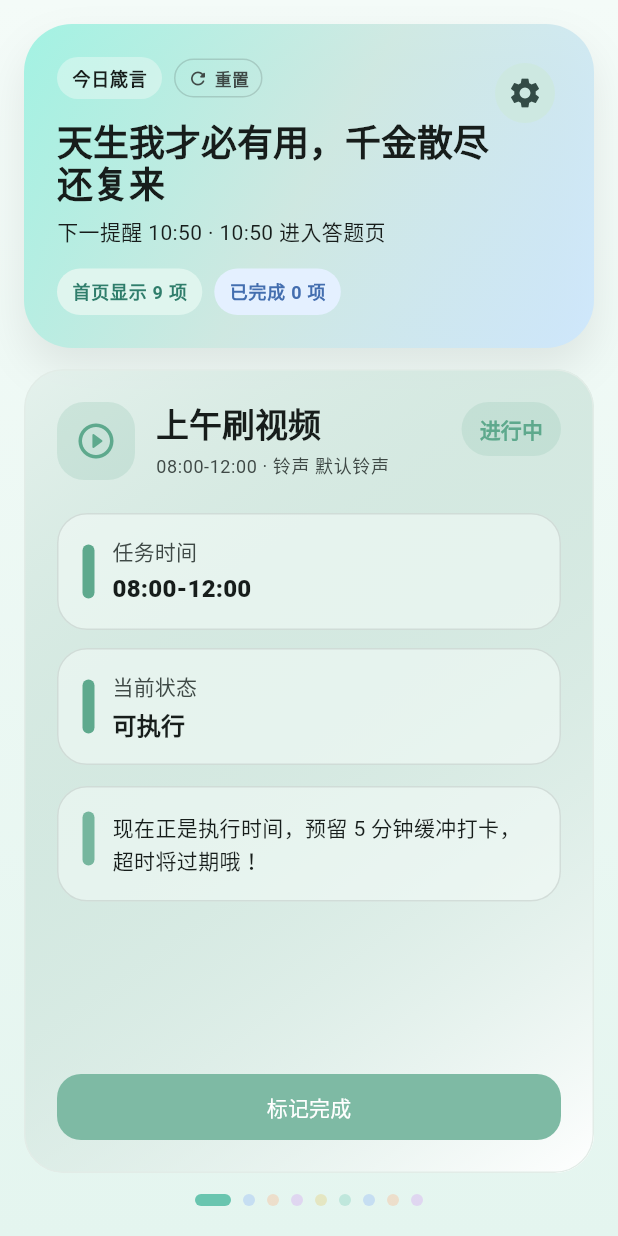
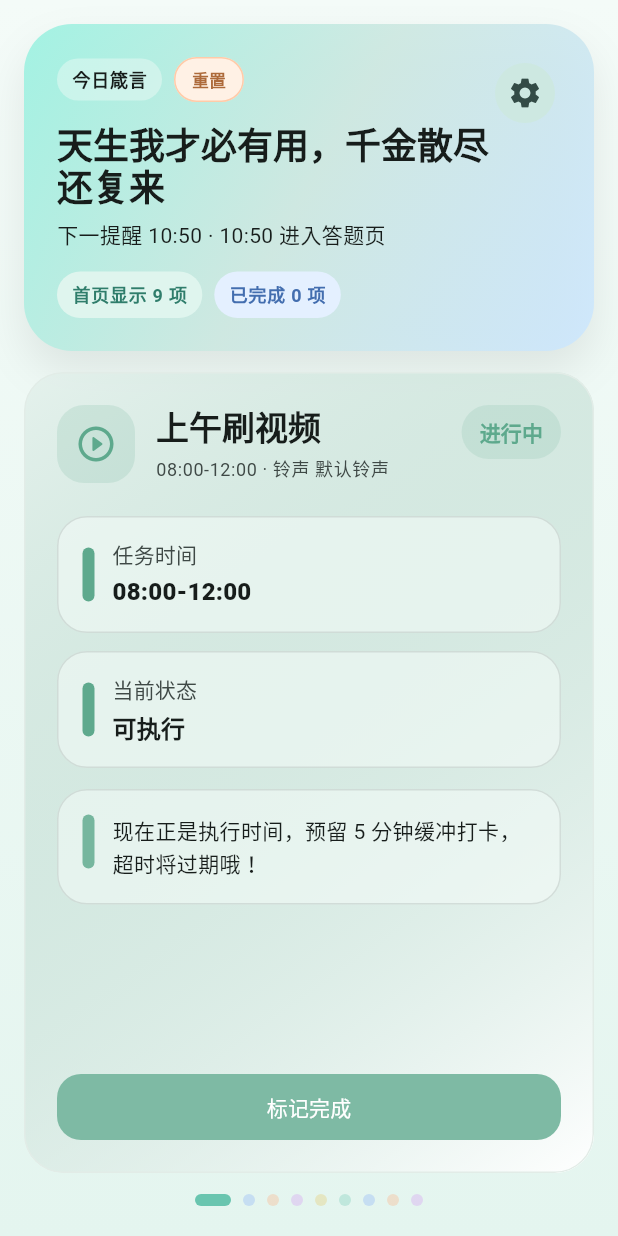
Before and after one commit to RomanceLink/script, a Flutter app: the screen it shows after launch, on a phone screen of 412 x 824 dp. Run offline on Flutter 3.47's test engine with Material 3 defaults, Android fonts, the phone set to English and light mode, and no system bars; our stand-ins replace file_picker, flutter_local_notifications, flutter_timezone, shared_preferences, timezone; missing offline and left inert: device_apps.

Commit message:
全屏页面 暗黑模式

```diff
--- a/lib/src/app.dart
+++ b/lib/src/app.dart
@@ -2917,42 +2917,20 @@ class _HeaderCard extends StatelessWidget {
                     ),
                     if (onReset != null) ...[
                       const SizedBox(width: 8),
-                      InkWell(
-                        onTap: onReset,
-                        borderRadius: BorderRadius.circular(999),
-                        child: Container(
-                          padding: const EdgeInsets.symmetric(
-                            horizontal: 8,
-                            vertical: 4,
-                          ),
-                          decoration: BoxDecoration(
-                            border: Border.all(
-                              color: colors.onSurfaceVariant.withValues(
-                                alpha: 0.2,
-                              ),
-                            ),
-                            borderRadius: BorderRadius.circular(999),
-                          ),
-                          child: Row(
-                            mainAxisSize: MainAxisSize.min,
-                            children: [
-                              Icon(
-                                Icons.refresh_rounded,
-                                size: 14,
-                                color: colors.onSurfaceVariant,
-                              ),
-                              const SizedBox(width: 4),
-                              Text(
-                                '重置',
-                                style: Theme.of(context).textTheme.labelSmall
-                                    ?.copyWith(
-                                      color: colors.onSurfaceVariant,
-                                      fontWeight: FontWeight.w600,
-                                    ),
-                              ),
-                            ],
-                          ),
-                        ),
+                      _HeaderMiniAction(
+                        label: '重置',
+                        onTap: onReset!,
+                        foreground:
+                            Theme.of(context).brightness == Brightness.dark
+                            ? const Color(0xFFFFD7BA)
+                            : const Color(0xFFAD6A3A),
+                        background:
+                            Theme.of(context).brightness == Brightness.dark
+                            ? const Color(0xFF3A2923)
+                            : const Color(0xFFFFF1E5),
+                        border: Theme.of(context).brightness == Brightness.dark
+                            ? const Color(0xFF6F4934)
+                            : const Color(0xFFFFCBA9),
                       ),
                     ],
                   ],
@@ -2987,6 +2965,49 @@ class _HeaderCard extends StatelessWidget {
           ),
           action,
         ],
+      ),
+    );
+  }
+}
+
+class _HeaderMiniAction extends StatelessWidget {
+  const _HeaderMiniAction({
+    required this.label,
+    required this.onTap,
+    required this.foreground,
+    required this.background,
+    required this.border,
+  });
+
+  final String label;
+  final VoidCallback onTap;
+  final Color foreground;
+  final Color background;
+  final Color border;
+
+  @override
+  Widget build(BuildContext context) {
+    return Material(
+      color: background,
+      borderRadius: BorderRadius.circular(999),
+      child: InkWell(
+        onTap: onTap,
+        borderRadius: BorderRadius.circular(999),
+        child: Container(
+          padding: const EdgeInsets.symmetric(horizontal: 11, vertical: 6),
+          decoration: BoxDecoration(
+            border: Border.all(color: border),
+            borderRadius: BorderRadius.circular(999),
+          ),
+          child: Text(
+            label,
+            style: Theme.of(context).textTheme.labelSmall?.copyWith(
+              color: foreground,
+              fontWeight: FontWeight.w800,
+              letterSpacing: 0.3,
+            ),
+          ),
+        ),
       ),
     );
   }
```
Also changed, not shown: 1 other file.
